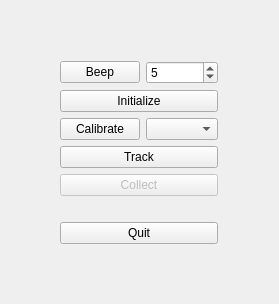
Above: branches/main/libs/code/cisstDevices/devNDISerialControllerQWidget.ui from eetuna/cisst before the change. Below: the same form after it.
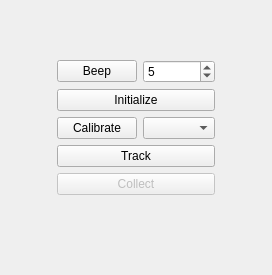
That is the form after the change.

Commit message: branches/main: cisstDevices/devNDISerial: Fixed a bug in loading active tools; moved QMainWindow creation from ControllerQDevice to example's main.cpp (more portable); added a default read mode to cmnPath.Find(); and misc. minor fixes.

The edit to the form file:
```diff
--- a/branches/main/libs/code/cisstDevices/devNDISerialControllerQWidget.ui
+++ b/branches/main/libs/code/cisstDevices/devNDISerialControllerQWidget.ui
@@ -6,8 +6,8 @@
    <rect>
     <x>0</x>
     <y>0</y>
-    <width>279</width>
-    <height>304</height>
+    <width>272</width>
+    <height>275</height>
    </rect>
   </property>
   <property name="windowTitle">
@@ -114,13 +114,6 @@
     </widget>
    </item>
    <item row="7" column="2" colspan="2">
-    <widget class="QPushButton" name="ButtonQuit">
-     <property name="text">
-      <string>Quit</string>
-     </property>
-    </widget>
-   </item>
-   <item row="8" column="2" colspan="2">
     <spacer name="SpacerBottom">
      <property name="orientation">
       <enum>Qt::Vertical</enum>
```
The commit also changes 9 other files.
